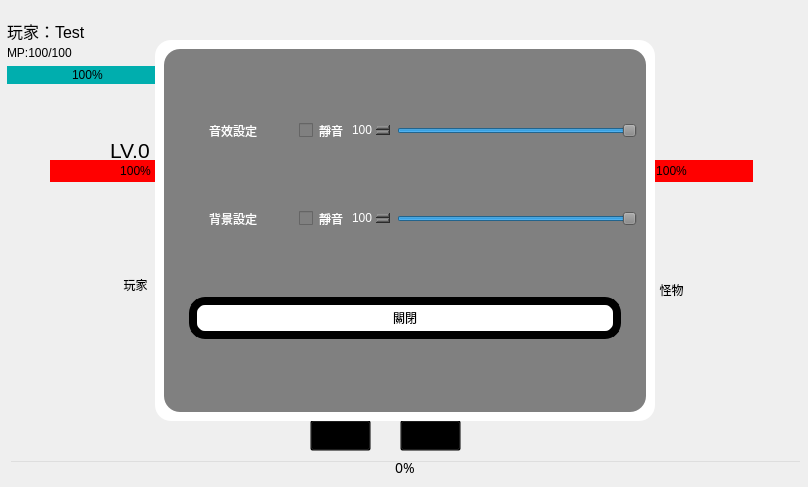
jonny030/RPG, file ui_test_project.ui: the form before one commit.
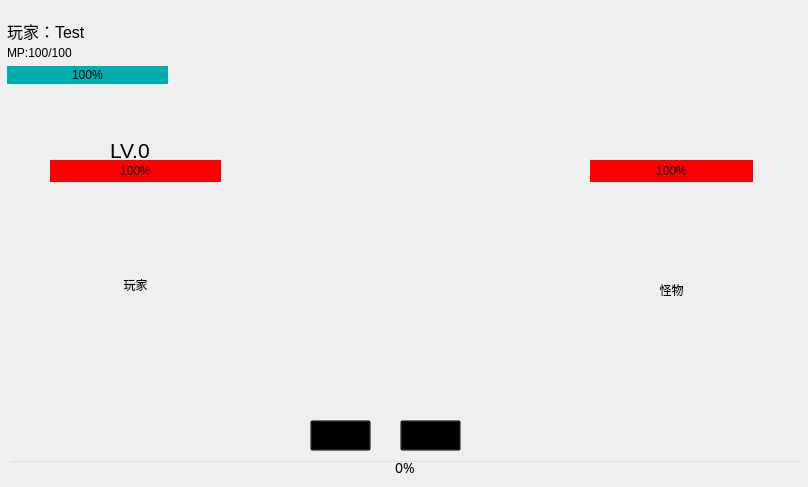
The form after the commit. Icons and pictures are not drawn.

The edit to the form file:
```diff
--- a/ui_test_project.ui
+++ b/ui_test_project.ui
@@ -377,6 +377,9 @@
     </property>
    </widget>
    <widget class="QPushButton" name="stopButton">
+    <property name="enabled">
+     <bool>false</bool>
+    </property>
     <property name="geometry">
      <rect>
       <x>400</x>
@@ -1041,7 +1044,7 @@
     <property name="geometry">
      <rect>
       <x>155</x>
-      <y>40</y>
+      <y>1000</y>
       <width>500</width>
       <height>381</height>
      </rect>
@@ -1115,7 +1118,7 @@
              <number>100</number>
             </property>
             <property name="value">
-             <number>100</number>
+             <number>50</number>
             </property>
            </widget>
           </item>
@@ -1125,7 +1128,7 @@
              <number>100</number>
             </property>
             <property name="value">
-             <number>100</number>
+             <number>50</number>
             </property>
             <property name="orientation">
              <enum>Qt::Horizontal</enum>
@@ -1165,7 +1168,7 @@
              <number>100</number>
             </property>
             <property name="value">
-             <number>100</number>
+             <number>30</number>
             </property>
            </widget>
           </item>
@@ -1175,10 +1178,10 @@
              <number>100</number>
             </property>
             <property name="value">
-             <number>100</number>
+             <number>30</number>
             </property>
             <property name="sliderPosition">
-             <number>100</number>
+             <number>30</number>
             </property>
             <property name="orientation">
              <enum>Qt::Horizontal</enum>
```
Left out of the diff: 34 changed lines with no effect on the pictures.
